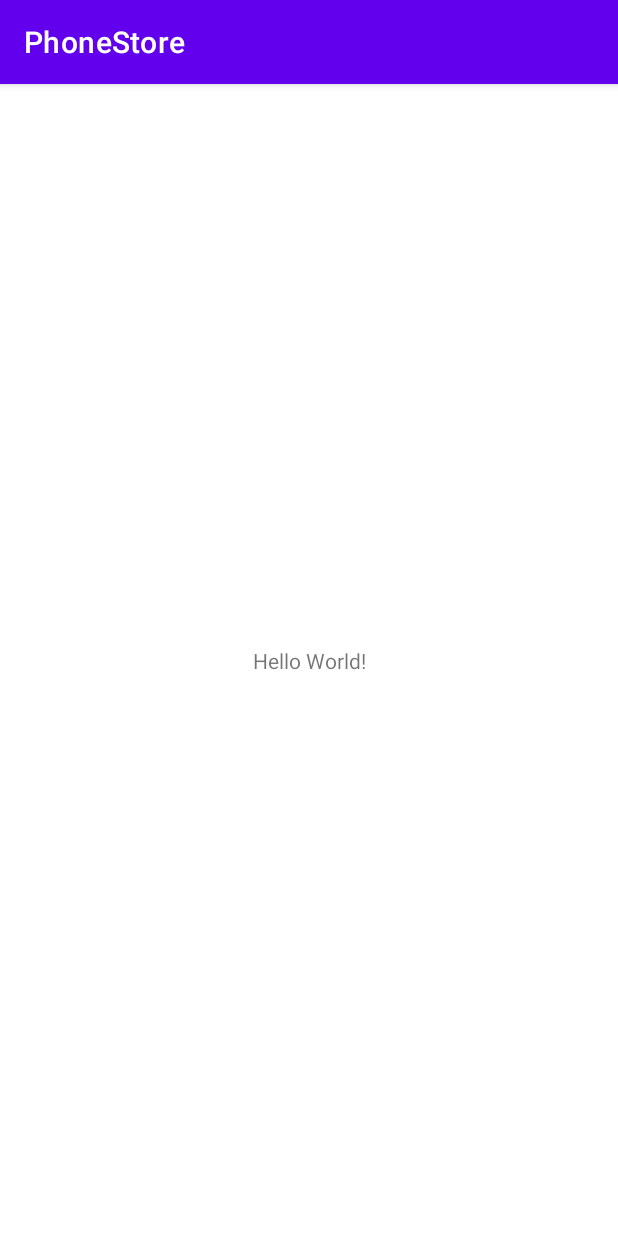
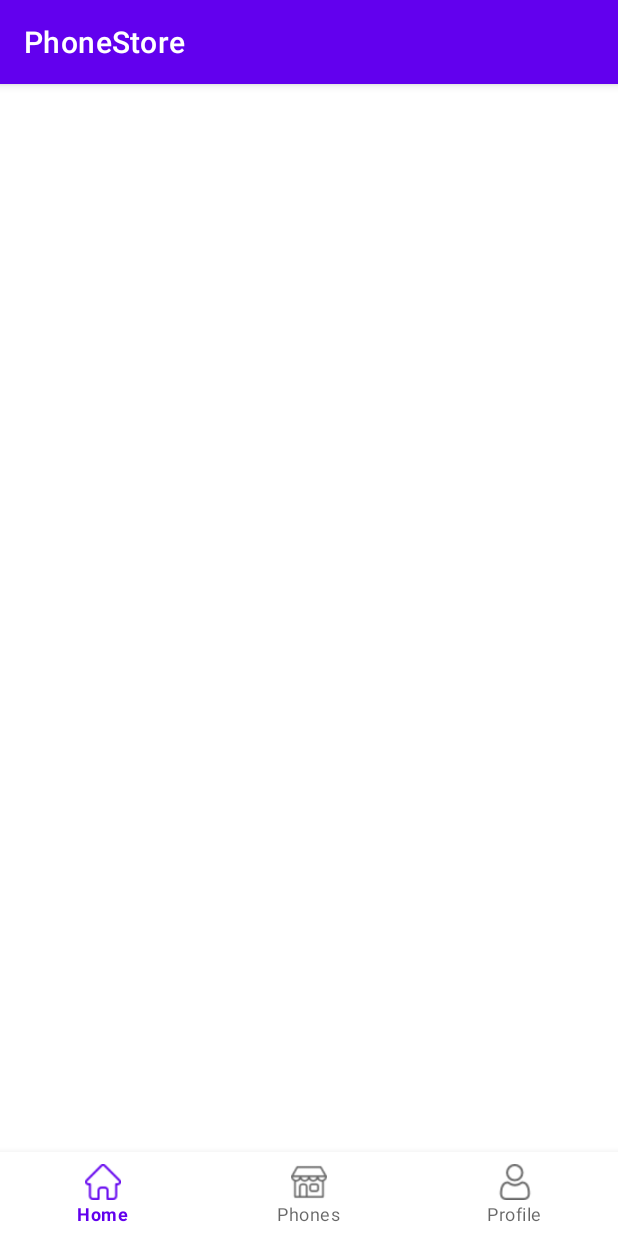
Before and after one commit to sidqiarasyid/PhoneStore, an Android app: the screen it shows after launch (MainActivity), on a phone screen of 412 x 824 dp. Run offline under Robolectric (Android 15) with nearby library versions, the phone set to English and light mode, and no system bars.

Commit message:
feat[SAA]bottom-nav

```diff
--- a/app/src/main/res/layout/activity_main.xml
+++ b/app/src/main/res/layout/activity_main.xml
@@ -1,18 +1,23 @@
 <?xml version="1.0" encoding="utf-8"?>
-<androidx.constraintlayout.widget.ConstraintLayout xmlns:android="http://schemas.android.com/apk/res/android"
+<androidx.coordinatorlayout.widget.CoordinatorLayout xmlns:android="http://schemas.android.com/apk/res/android"
     xmlns:app="http://schemas.android.com/apk/res-auto"
     xmlns:tools="http://schemas.android.com/tools"
     android:layout_width="match_parent"
     android:layout_height="match_parent"
     tools:context=".MainActivity">
 
-    <TextView
-        android:layout_width="wrap_content"
+    <FrameLayout
+        android:layout_width="match_parent"
+        android:layout_height="match_parent"
+        android:id="@+id/frame"
+        app:layout_behavior="com.google.android.material.appbar.AppBarLayout$ScrollingViewBehavior"/>
+
+    <com.google.android.material.bottomnavigation.BottomNavigationView
+        android:id="@+id/bottomnav"
+        android:layout_width="match_parent"
         android:layout_height="wrap_content"
-        android:text="Hello World!"
-        app:layout_constraintBottom_toBottomOf="parent"
-        app:layout_constraintLeft_toLeftOf="parent"
-        app:layout_constraintRight_toRightOf="parent"
-        app:layout_constraintTop_toTopOf="parent" />
+        android:layout_gravity="bottom"
+        android:foreground="?attr/selectableItemBackground"
+        app:menu="@menu/menu"/>
 
-</androidx.constraintlayout.widget.ConstraintLayout>
+</androidx.coordinatorlayout.widget.CoordinatorLayout>
```
